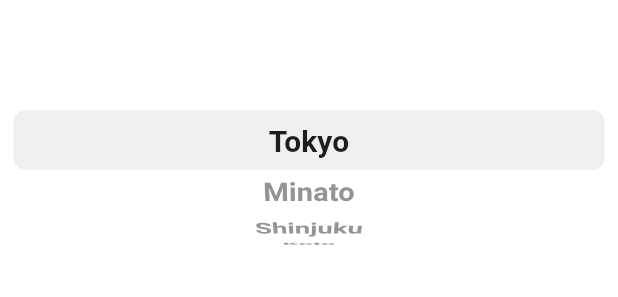
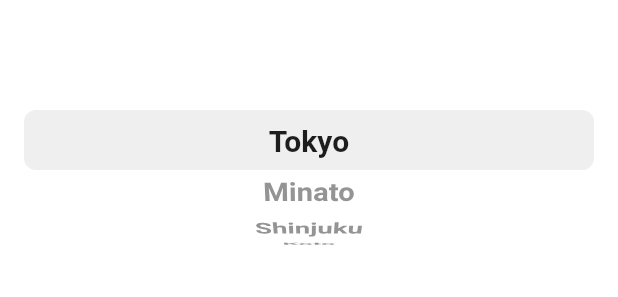
Before and after one commit to nrise/Quantum-Dots, a Flutter app: the WippyPickerBottomSheet widget shown alone on an empty page, opened directly, on a phone screen of 412 x 824 dp. Shown: the part 130-427 px from the top of the screen. Run offline on Flutter 3.47's test engine with Material 3 defaults, Android fonts, the light colour scheme and no system bars; our stand-ins replace cached_network_image, flutter_bloc, flutter_svg, freezed_annotation, shimmer; network calls fail; Roboto replaces fonts that are missing (PretendardJP).

Commit message:
fixed picker margin

```diff
--- a/example/pubspec.yaml
+++ b/example/pubspec.yaml
@@ -10,7 +10,7 @@ dependencies:
     sdk: flutter
   flutter_bloc: ^8.1.6
   cupertino_icons: ^1.0.8
-  quantum_dots: ^0.0.43
+  quantum_dots: ^0.0.44
 
 dev_dependencies:
   flutter_test:
--- a/example/pubspec_overrides.yaml
+++ b/example/pubspec_overrides.yaml
@@ -2,4 +2,4 @@
 dependency_overrides:
   quantum_dots:
     path: ../
-    version: 0.0.43
+    version: 0.0.44
--- a/lib/src/bottom_sheet/wippy_picker_bottom_sheet.dart
+++ b/lib/src/bottom_sheet/wippy_picker_bottom_sheet.dart
@@ -54,7 +54,7 @@ class WippyPickerBottomSheetState extends WippyBottomSheetState<WippyPickerBotto
             children: [
               Container(
                 height: 212,
-                padding: EdgeInsets.symmetric(vertical: 26),
+                padding: EdgeInsets.symmetric(vertical: 26, horizontal: 7),
                 child: CupertinoPicker(
                   backgroundColor: wippyWhite,
                   itemExtent: 40,
```
Also changed, not shown: example/pubspec.lock.
